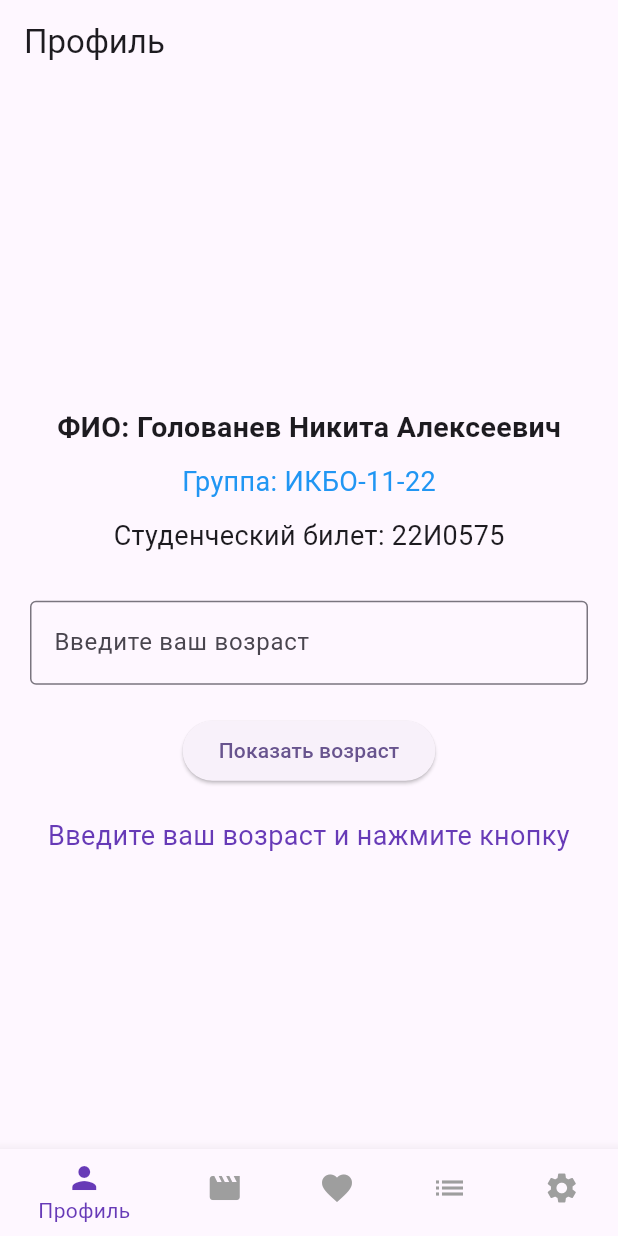
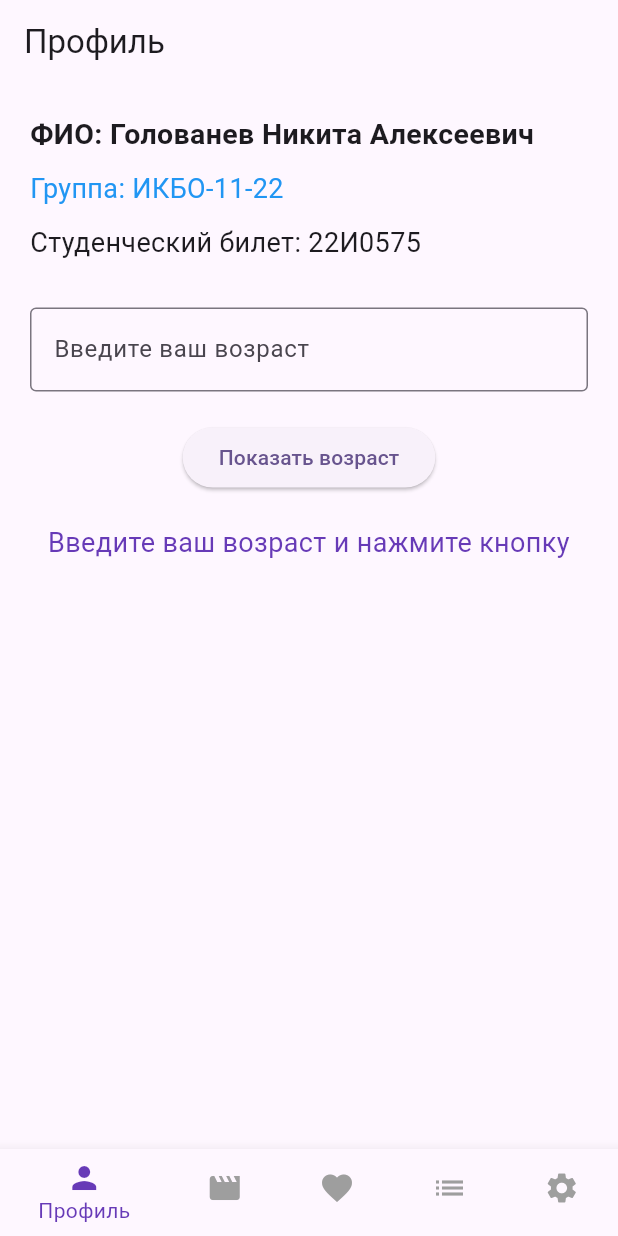
Before and after one commit to VAC2UM/flutter_projects, a Flutter app: the screen it shows after launch, on a phone screen of 412 x 824 dp. Run offline on Flutter 3.47's test engine with Material 3 defaults, Android fonts, the phone set to English and light mode, and no system bars.

```diff
--- a/lib/screens/profile_screen.dart
+++ b/lib/screens/profile_screen.dart
@@ -37,28 +37,35 @@ class _ProfileScreenState extends State<ProfileScreen> {
   Widget build(BuildContext context) {
     return Scaffold(
       appBar: AppBar(title: const Text('Профиль')),
-      body: Center(
-        child: Padding(
+      body: ListView.builder(
         padding: const EdgeInsets.all(20.0),
-          child: Column(
-            mainAxisAlignment: MainAxisAlignment.center,
-            children: [
-              const SizedBox(height: 20),
-              const Text(
+        itemCount: 7,
+        itemBuilder: (context, index) {
+          switch (index) {
+            case 0:
+              return const Text(
                 'ФИО: Голованев Никита Алексеевич',
                 style: TextStyle(fontSize: 19, fontWeight: FontWeight.bold),
-              ),
-              const SizedBox(height: 10),
-              const Text(
+              );
+            case 1:
+              return const SizedBox(height: 10);
+            case 2:
+              return const Text(
                 'Группа: ИКБО-11-22',
                 style: TextStyle(fontSize: 18, color: Colors.blue),
-              ),
-              const SizedBox(height: 10),
-              const Text(
+              );
+            case 3:
+              return const SizedBox(height: 10);
+            case 4:
+              return const Text(
                 'Студенческий билет: 22И0575',
                 style: TextStyle(fontSize: 18),
-              ),
-              const SizedBox(height: 30),
+              );
+            case 5:
+              return const SizedBox(height: 30);
+            case 6:
+              return Column(
+                children: [
                   TextField(
                     controller: _ageController,
                     keyboardType: TextInputType.number,
@@ -79,8 +86,11 @@ class _ProfileScreenState extends State<ProfileScreen> {
                     textAlign: TextAlign.center,
                   ),
                 ],
-          ),
-        ),
+              );
+            default:
+              return const SizedBox.shrink();
+          }
+        },
       ),
     );
   }
```
Lines whose indentation alone changed are shown as unchanged.
